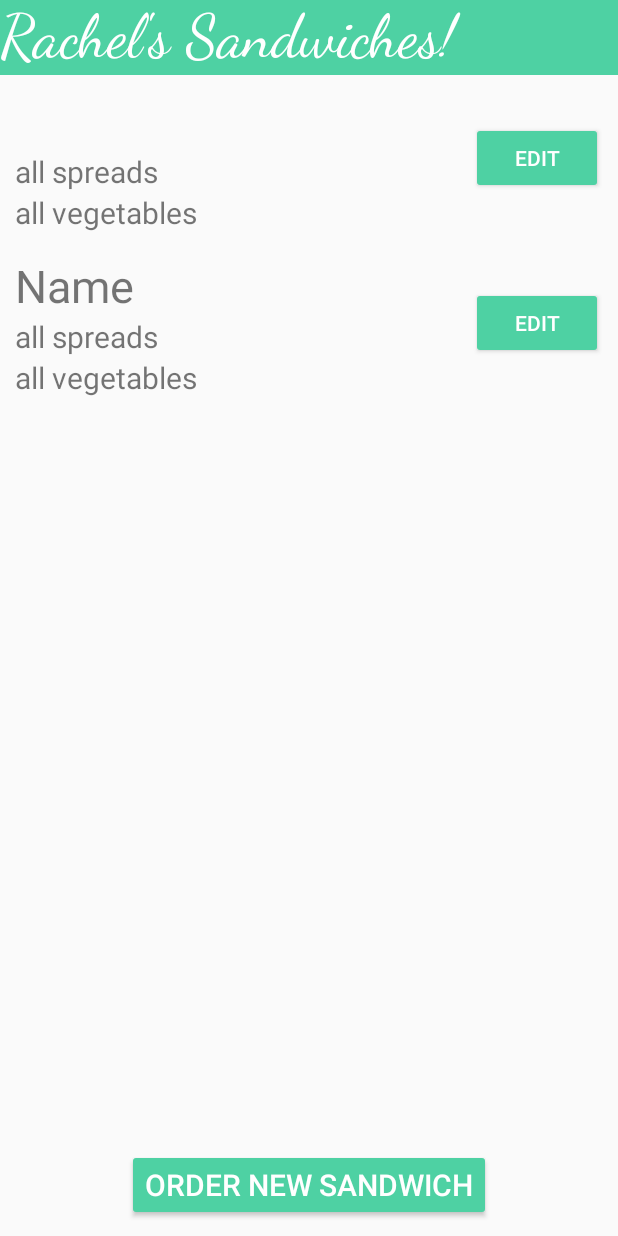
After one commit to nivi2626/SandwichOrderApp, an Android app: the OrdersStatusActivity screen opened directly, with no data from a screen before it, on a phone screen of 412 x 824 dp. The commit adds this screen. Run offline under Robolectric (Android 15) with nearby library versions, the light colour scheme and no system bars; 1 statement that could not run was skipped.

Commit message:
recycleView for all orders

```diff
--- /dev/null
+++ b/app/src/main/java/projects/sandwichorders/OrdersStatusActivity.kt
@@ -0,0 +1,56 @@
+package projects.sandwichorders
+
+import android.content.Intent
+import android.os.Bundle
+import android.view.View
+import android.widget.Button
+import android.widget.EditText
+import androidx.appcompat.app.AppCompatActivity
+import androidx.recyclerview.widget.LinearLayoutManager
+import androidx.recyclerview.widget.RecyclerView
+import java.util.*
+
+class OrdersStatusActivity : AppCompatActivity() {
+    lateinit var sandwichLocalDB: SandwichLocalDataBase
+
+    override fun onCreate(savedInstanceState: Bundle?) {
+        super.onCreate(savedInstanceState)
+        setContentView(R.layout.orders_status_activity)
+        sandwichLocalDB = SandwichApp.sandwichLocalDB
+
+        // find view
+        val newOrderButton = this.findViewById<Button>(R.id.order)
+
+        // recycleView
+        val adapter = SandwichesAdapter()
+        adapter.setItems(sandwichLocalDB.orderedSandwiches)
+        val sandwichRecycleView = findViewById<RecyclerView>(R.id.sandwich_recycler)
+        sandwichRecycleView.adapter = adapter
+        sandwichRecycleView.layoutManager = LinearLayoutManager(this, RecyclerView.VERTICAL, false)
+
+        // newOrderButton listener
+        newOrderButton.setOnClickListener(View.OnClickListener {
+            // start edit screen
+            val intentForOrder = Intent(this, OrderActivity::class.java)
+            startActivity(intentForOrder);
+        })
+    }
+}
+
+//val orderID = sandwichLocalDB.orderedSandwich!!.id
+//val fireStore = FirebaseFirestore.getInstance()
+//fireStore.collection(sandwichApp.collection).document(orderID).get()
+//.addOnSuccessListener {
+//    val downloadSandwich = it.toObject(sandwich::class.java)
+//    if (downloadSandwich != null) {
+//        if (downloadSandwich.status == "waiting") {
+//            intentNext = Intent(this, EditActivity::class.java)
+//        }
+//        if (downloadSandwich.status == "in-progress") {
+//            intentNext = Intent(this, EditActivity::class.java)
+//        }
+//
+//        intentNext.putExtra("id", downloadSandwich.id)
+//        startActivity(intentNext)
+//    }
+//}
--- a/app/src/main/java/projects/sandwichorders/sandwich.kt
+++ b/app/src/main/java/projects/sandwichorders/Sandwich.kt
@@ -1,8 +1,8 @@
 package projects.sandwichorders
 import java.io.Serializable
 
-class sandwich(val id:String = "", val name:String = "",
-               var hummus:Boolean?= false,  var tahini:Boolean?= false,
+class Sandwich(val id:String = "", val name:String = "",
+               var hummus:Boolean?= false, var tahini:Boolean?= false,
                var comments:String?="", var status:String=""): Serializable
 {
 
--- /dev/null
+++ b/app/src/main/java/projects/sandwichorders/SandwichHolder.kt
@@ -0,0 +1,13 @@
+package projects.sandwichorders
+
+import android.view.View
+import android.widget.Button
+import android.widget.TextView
+import androidx.recyclerview.widget.RecyclerView
+
+class SandwichHolder(itemView: View) : RecyclerView.ViewHolder(itemView) {
+    val editButton: Button = itemView.findViewById(R.id.edit)
+    val name: TextView = itemView.findViewById(R.id.name)
+    val spreads: TextView= itemView.findViewById(R.id.spreads)
+    val vegetables: TextView = itemView.findViewById(R.id.vegetables)
+}
--- /dev/null
+++ b/app/src/main/java/projects/sandwichorders/SandwichesAdapter.kt
@@ -0,0 +1,45 @@
+package projects.sandwichorders
+
+import android.content.Context
+import android.content.Intent
+import android.view.LayoutInflater
+import android.view.ViewGroup
+import android.widget.Button
+import androidx.core.content.ContextCompat.startActivity
+import androidx.recyclerview.widget.RecyclerView
+
+class SandwichesAdapter(): RecyclerView.Adapter<SandwichHolder>() {
+    private lateinit var _sandwichesList: MutableList<Sandwich>
+    private lateinit var context: Context
+
+    override fun onCreateViewHolder(parent: ViewGroup, viewType: Int): SandwichHolder {
+        context = parent.context
+        val view = LayoutInflater.from(context).inflate(R.layout.item_sandwich, parent, false)
+        return SandwichHolder(view)
+    }
+
+    override fun onBindViewHolder(holder: SandwichHolder, position: Int) {
+        val sandwich = _sandwichesList[position]
+        holder.name.text = sandwich.name
+        val spreadsText = "all spreads"
+        holder.spreads.text = spreadsText
+        val veggiesText = "all vegetables"
+        holder.vegetables.text = veggiesText
+
+        holder.editButton.setOnClickListener{
+            val intentForEdit = Intent(context, EditActivity::class.java)
+            intentForEdit.putExtra("id", sandwich.id)
+            context.startActivity(intentForEdit)
+        }
+    }
+
+    override fun getItemCount(): Int {
+        return _sandwichesList.size
+    }
+
+    fun setItems(orderedSandwiches: MutableList<Sandwich> ){
+        _sandwichesList = orderedSandwiches
+        notifyDataSetChanged()
+    }
+
+}
--- a/app/src/main/res/layout/edit_activity.xml
+++ b/app/src/main/res/layout/edit_activity.xml
@@ -9,7 +9,7 @@
 
     <TextView
         android:id="@+id/title"
-        android:layout_width="415dp"
+        android:layout_width="0dp"
         android:layout_height="50dp"
         android:textSize="40sp"
         android:textColor="@color/white"
--- /dev/null
+++ b/app/src/main/res/layout/item_sandwich.xml
@@ -0,0 +1,52 @@
+<?xml version="1.0" encoding="utf-8"?>
+<androidx.constraintlayout.widget.ConstraintLayout
+    xmlns:android="http://schemas.android.com/apk/res/android"
+    xmlns:app="http://schemas.android.com/apk/res-auto"
+    xmlns:tools="http://schemas.android.com/tools"
+    android:layout_width="match_parent"
+    android:layout_height="110dp">
+
+    <Button
+        android:id="@+id/edit"
+        android:layout_width="wrap_content"
+        android:layout_height="wrap_content"
+        android:text="Edit"
+        android:backgroundTint="#4ED1A3"
+        android:textColor="@color/white"
+        android:layout_marginRight="10dp"
+        app:layout_constraintBottom_toBottomOf="parent"
+        app:layout_constraintEnd_toEndOf="parent"
+        app:layout_constraintTop_toTopOf="parent" />
+
+    <TextView
+        android:id="@+id/name"
+        android:text="Name"
+        android:layout_height="wrap_content"
+        android:layout_width="wrap_content"
+        android:textSize="30dp"
+        android:layout_marginTop="10dp"
+        android:layout_marginLeft="10dp"
+        app:layout_constraintStart_toStartOf="parent"
+        app:layout_constraintTop_toTopOf="parent" />
+
+    <TextView
+        android:id="@+id/spreads"
+        android:text="all chosen spreads...."
+        android:layout_height="wrap_content"
+        android:layout_width="wrap_content"
+        android:textSize="20dp"
+        android:layout_marginLeft="10dp"
+        app:layout_constraintStart_toStartOf="parent"
+        app:layout_constraintTop_toBottomOf="@id/name" />
+
+
+    <TextView
+        android:id="@+id/vegetables"
+        android:text="all chosen veggies...."
+        android:layout_height="wrap_content"
+        android:layout_width="wrap_content"
+        android:textSize="20dp"
+        android:layout_marginLeft="10dp"
+        app:layout_constraintStart_toStartOf="parent"
+        app:layout_constraintTop_toBottomOf="@id/spreads" />
+</androidx.constraintlayout.widget.ConstraintLayout>
--- a/app/src/main/res/layout/open_activity.xml
+++ b/app/src/main/res/layout/open_activity.xml
@@ -4,12 +4,12 @@
     xmlns:tools="http://schemas.android.com/tools"
     android:layout_width="match_parent"
     android:layout_height="match_parent"
-    tools:context=".openActivity">
+    tools:context=".OpenActivity">
 
 
     <TextView
         android:id="@+id/title"
-        android:layout_width="415dp"
+        android:layout_width="0dp"
         android:layout_height="50dp"
         android:textSize="40sp"
         android:textColor="@color/white"
--- a/app/src/main/res/layout/order_activity.xml
+++ b/app/src/main/res/layout/order_activity.xml
@@ -8,7 +8,7 @@
 
     <TextView
         android:id="@+id/title"
-        android:layout_width="415dp"
+        android:layout_width="0dp"
         android:layout_height="50dp"
         android:textSize="40sp"
         android:textColor="@color/white"
@@ -205,7 +205,7 @@
         app:layout_constraintTop_toBottomOf="@+id/vegetables_instructions"/>
 
     <CheckBox
-        android:id="@+id/Cucumbers"
+        android:id="@+id/cucumbers"
         android:text="cucumbers"
         android:layout_width="wrap_content"
         android:layout_height="40dp"
@@ -228,7 +228,7 @@
         tools:layout_editor_absoluteX="93dp"
         tools:layout_editor_absoluteY="178dp"
         app:layout_constraintStart_toStartOf="parent"
-        app:layout_constraintTop_toBottomOf="@+id/Cucumbers"/>
+        app:layout_constraintTop_toBottomOf="@+id/cucumbers"/>
 
 
     <!--    comments     -->
--- a/app/src/main/res/layout/orders_status_activity.xml
+++ b/app/src/main/res/layout/orders_status_activity.xml
@@ -8,7 +8,7 @@
 
     <TextView
         android:id="@+id/title"
-        android:layout_width="415dp"
+        android:layout_width="0dp"
         android:layout_height="50dp"
         android:textSize="40sp"
         android:textColor="@color/white"
@@ -19,16 +19,28 @@
         app:layout_constraintStart_toStartOf="parent"
         app:layout_constraintTop_toTopOf="parent" />
 
+    <androidx.recyclerview.widget.RecyclerView
+        android:id="@+id/sandwich_recycler"
+        android:layout_width="match_parent"
+        android:layout_height="0dp"
+        app:layout_constraintBottom_toTopOf="@+id/order"
+        app:layout_constraintEnd_toEndOf="parent"
+        app:layout_constraintStart_toStartOf="parent"
+        app:layout_constraintTop_toBottomOf="@+id/title"
+        app:layout_constraintVertical_bias="0.0" />
+
+    <Button
+        android:id="@+id/order"
+        android:layout_width="wrap_content"
+        android:layout_height="wrap_content"
+        android:backgroundTint="#4ED1A3"
+        android:text="Order new sandwich"
+        android:textColor="@color/white"
+        android:textSize="20dp"
+        android:layout_marginBottom="10dp"
+        app:layout_constraintBottom_toBottomOf="parent"
+        app:layout_constraintEnd_toEndOf="parent"
+        app:layout_constraintStart_toStartOf="parent" />
 
 
-    <TextView
-        android:id="@+id/order1"
-        android:layout_width="415dp"
-        android:layout_height="50dp"
-        android:textSize="20sp"
-        android:text="Nivi' order"
-        app:layout_constraintEnd_toEndOf="parent"
-        app:layout_constraintStart_toStartOf="parent"
-        app:layout_constraintTop_toBottomOf="@id/title" />
-
 </androidx.constraintlayout.widget.ConstraintLayout>
```
Also changed, not shown: app/src/main/AndroidManifest.xml (+5 -5 lines), app/src/main/java/projects/sandwichorders/EditActivity.kt (+18 -26 lines), app/src/main/java/projects/sandwichorders/OpenActivity.kt (renamed from app/src/main/java/projects/sandwichorders/openActivity.kt, +4 -5 lines), app/src/main/java/projects/sandwichorders/OrderActivity.kt (+19 -17 lines), app/src/main/java/projects/sandwichorders/SandwichApp.kt (renamed from app/src/main/java/projects/sandwichorders/sandwichApp.kt, +4 -4 lines), app/src/main/java/projects/sandwichorders/SandwichLocalDataBase.kt (renamed from app/src/main/java/projects/sandwichorders/sandwichLocalDataBase.kt, +11 -12 lines), app/src/main/java/projects/sandwichorders/ordersStatusActivity.kt (deleted, +0 -34 lines).
